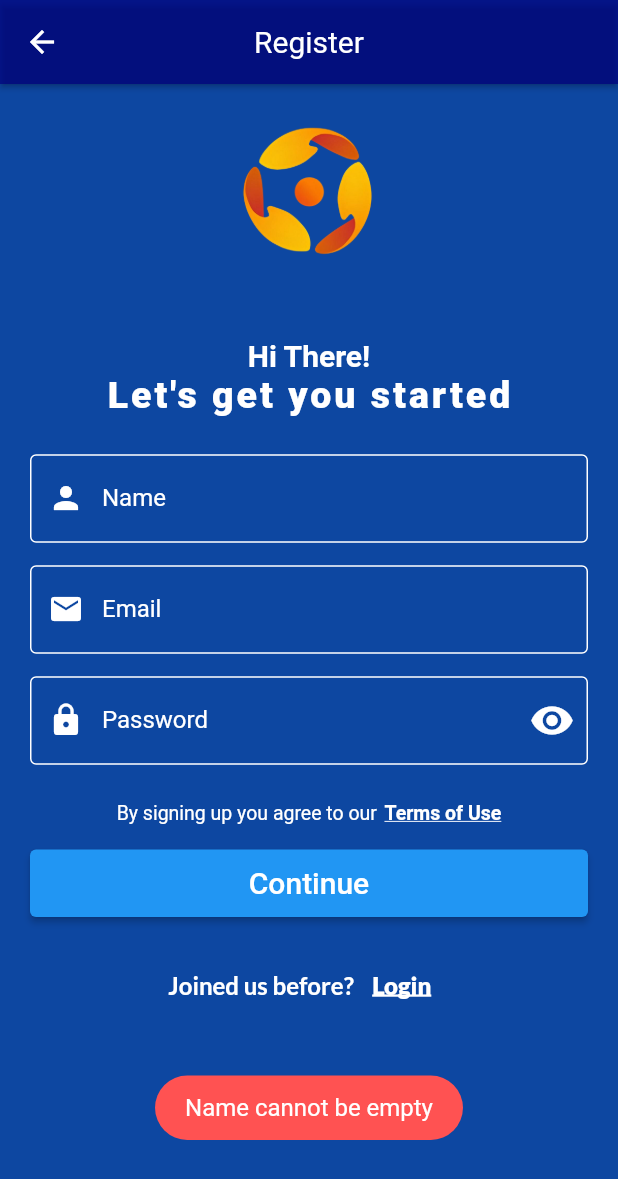
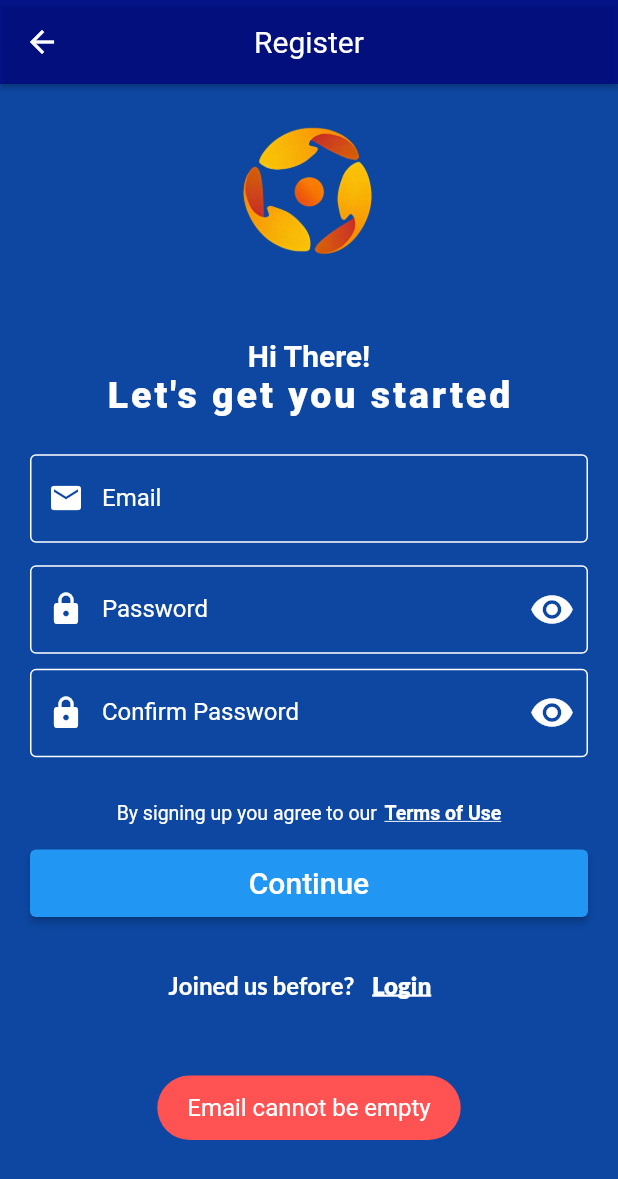
Before and after one commit to jasi341/major_project, a Flutter app: the SignUp screen opened directly, after a tap on "Continue", on a phone screen of 412 x 824 dp. Shown: the top 1179 px of the screen. Run offline on Flutter 3.47's test engine with Material 2 defaults, Android fonts, the phone set to English and light mode, and no system bars; our stand-ins replace cloud_firestore, firebase_auth, firebase_core, firebase_storage, fluttertoast, google_fonts and 3 more; accounts and stored records are empty.

Commit message:
login,registration,and updating flow done

```diff
--- a/lib/api/firestore_utils.dart
+++ b/lib/api/firestore_utils.dart
@@ -1,12 +1,13 @@
 import 'package:cloud_firestore/cloud_firestore.dart';
 import 'package:fluttertoast/fluttertoast.dart';
+import 'package:major_project/api/apis.dart';
 import 'package:major_project/data/Collections.dart';
 import '../data/User.dart';
 
 class FireStoreUtils {
   static Future<void> uploadUserInfo(UserDetails userDetails,String path) async {
     try {
-      final userDocRef = FirebaseFirestore.instance.collection(path).doc();
+      final userDocRef = FirebaseFirestore.instance.collection(path).doc(APIs.auth.currentUser!.uid);
       await userDocRef.set(userDetails.toMap());
       Fluttertoast.showToast(
           msg: 'Data saved successfully',
--- a/lib/data/User.dart
+++ b/lib/data/User.dart
@@ -3,14 +3,12 @@ class UserDetails {
   final String name ;
   final String email;
   final String profilePic;
-  final String uid;
   final String? lastSeen;
 
   UserDetails({
     required this.name,
     required this.email,
     required this.profilePic,
-    required this.uid,
      this.lastSeen,
   });
 
@@ -19,14 +17,13 @@ class UserDetails {
       name: map['name'],
       email: map['email'],
       profilePic: map['profilePic'],
-      uid: map['uid'],
       lastSeen: map['lastSeen'],
     );
   }
 
   @override
   String toString() {
-    return 'UserDetails{name: $name, email: $email, profilePic: $profilePic, uid: $uid, lastSeen: $lastSeen}';
+    return 'UserDetails{name: $name, email: $email, profilePic: $profilePic, lastSeen: $lastSeen}';
   }
 
   Map<String, dynamic> toMap() {
@@ -34,7 +31,6 @@ class UserDetails {
       'name': name,
       'email': email,
       'profilePic': profilePic,
-      'uid': uid,
       'lastSeen': lastSeen,
     };
   }
--- a/lib/screens/auth/forgotpassword.dart
+++ b/lib/screens/auth/forgotpassword.dart
@@ -134,7 +134,7 @@ class _ForgotPasswordState extends State<ForgotPassword> {
     }
     else{
       APIs.auth.sendPasswordResetEmail(email: _emailController.text.trim());
-      Dialogs.showProgressBar(context, Colors.blue);
+      Dialogs.showProgressBar(context, Colors.blue, "Sending reset link");
 
 
       Future.delayed(const Duration(seconds: 3), () {
--- a/lib/screens/auth/login.dart
+++ b/lib/screens/auth/login.dart
@@ -36,7 +36,8 @@ class _LoginState extends State<Login> {
   _handleGoogleBtnClick(){
     Dialogs.showProgressBar(
         context,
-        Colors.blueAccent
+        Colors.blueAccent,
+        "Logging in...",
     );
     _signInWithGoogle().then((user){
       Navigator.pop(context);
@@ -46,7 +47,6 @@ class _LoginState extends State<Login> {
             name: APIs.auth.currentUser!.displayName!,
             email: APIs.auth.currentUser!.email!,
             profilePic: APIs.auth.currentUser!.photoURL!,
-            uid: APIs.auth.currentUser!.uid,
         );
         FireStoreUtils.uploadUserInfo(userDetails,CollectionsConst.userCollection);
         Navigator.pushReplacement(
@@ -372,7 +372,7 @@ class _LoginState extends State<Login> {
 
     }
     else{
-      Dialogs.showProgressBar(context, Colors.lightGreen);
+      Dialogs.showProgressBar(context, Colors.lightGreen, "Logging in");
       try{
 
         final email =_emailController.text.trim();
--- a/lib/screens/auth/signup.dart
+++ b/lib/screens/auth/signup.dart
@@ -1,4 +1,3 @@
-import 'dart:developer';
 
 import 'package:firebase_auth/firebase_auth.dart';
 import 'package:flutter/material.dart';
@@ -6,11 +5,10 @@ import 'package:flutter/services.dart';
 import 'package:fluttertoast/fluttertoast.dart';
 import 'package:google_fonts/google_fonts.dart';
 import 'package:major_project/nav_anim/login_nav_anim.dart';
-import 'package:major_project/nav_anim/register_nav_anim.dart';
 import 'package:major_project/nav_anim/userprofile_nav_anim.dart';
 import 'package:major_project/screens/auth/login.dart';
 import 'package:major_project/screens/tnc/terms_and_conditions.dart';
-import 'package:major_project/screens/user_profile.dart';
+import 'package:major_project/screens/register_user_profile.dart';
 import '../../api/apis.dart';
 import '../../helper/dialogs.dart';
 import '../../main.dart';
@@ -25,9 +23,10 @@ class SignUp extends StatefulWidget {
 class _SignUpState extends State<SignUp> {
 
   bool _obscureText = true;
+  bool _obscureTextConfirm = true;
   final _passwordController = TextEditingController();
   final _emailController = TextEditingController();
-  final _nameController = TextEditingController();
+  final _confirmPasswordController = TextEditingController();
   final emailRegex = RegExp(r'^[\w-.]+@([\w-]+\.)+[\w-]{2,4}$');
 
 
@@ -35,8 +34,6 @@ class _SignUpState extends State<SignUp> {
   @override
   Widget build(BuildContext context) {
     mq = MediaQuery.of(context).size;
-
-    //make the status bar transparent
 
     SystemChrome.setSystemUIOverlayStyle(const SystemUiOverlayStyle(
       statusBarColor: Colors.transparent,
@@ -79,32 +76,6 @@ class _SignUpState extends State<SignUp> {
             Padding(
               padding: const EdgeInsets.symmetric(horizontal: 20.0),
               child: TextField(
-                controller: _nameController,
-                style: GoogleFonts.robotoSerif(color: Colors.white),
-                cursorColor: Colors.white,
-                keyboardType: TextInputType.name,
-                maxLines: 1,
-                textInputAction: TextInputAction.next,
-                decoration: InputDecoration(
-                  labelText: 'Name',
-                  prefixIcon: const Icon(Icons.person,color: Colors.white,),
-                  labelStyle: GoogleFonts.robotoSerif(color: Colors.white),
-                  border:  const OutlineInputBorder(
-                    borderSide: BorderSide(color: Colors.white),
-                  ),
-                  focusedBorder: const OutlineInputBorder(
-                    borderSide: BorderSide(color: Colors.green),
-                  ),
-                  enabledBorder: const OutlineInputBorder(
-                    borderSide: BorderSide(color: Colors.white),
-                  ),
-                ),
-              ),
-            ),
-            const SizedBox(height: 15,),
-            Padding(
-              padding: const EdgeInsets.symmetric(horizontal: 20.0),
-              child: TextField(
                 maxLines: 1,
                 controller: _emailController,
                 style: GoogleFonts.robotoSerif(color: Colors.white),
@@ -133,13 +104,10 @@ class _SignUpState extends State<SignUp> {
               child: TextField(
                 controller: _passwordController,
                 maxLines: 1,
-                textInputAction: TextInputAction.done,
+                textInputAction: TextInputAction.next,
                 style: GoogleFonts.robotoSerif(color: Colors.white),
                 cursorColor: Colors.white,
                 obscureText: _obscureText,
-                onSubmitted: (value) {
-                  validate();
-                },
                 decoration: InputDecoration(
                   labelText: 'Password',
                   prefixIcon: const Icon(Icons.lock,color: Colors.white,),
@@ -168,6 +136,46 @@ class _SignUpState extends State<SignUp> {
               ),
             ),
             const SizedBox(height: 10,),
+            Padding(
+              padding: const EdgeInsets.symmetric(horizontal: 20.0),
+              child: TextField(
+                controller: _confirmPasswordController,
+                maxLines: 1,
+                textInputAction: TextInputAction.done,
+                style: GoogleFonts.robotoSerif(color: Colors.white),
+                cursorColor: Colors.white,
+                obscureText: _obscureTextConfirm,
+                onSubmitted: (value) {
+                  validate();
+                },
+                decoration: InputDecoration(
+                  labelText: 'Confirm Password',
+                  prefixIcon: const Icon(Icons.lock,color: Colors.white,),
+                  suffixIcon: GestureDetector(
+                      onTap: (){
+                        setState(() {
+                          _obscureTextConfirm = !_obscureTextConfirm;
+                        });
+                      },
+                      child: Icon(
+                        _obscureTextConfirm ? Icons.visibility : Icons.visibility_off,color: Colors.white,size: 30,
+                      )
+                  ),
+                  labelStyle: GoogleFonts.robotoSerif(color: Colors.white),
+                  border:  const OutlineInputBorder(
+                    borderSide: BorderSide(color: Colors.white),
+                  ),
+                  focusedBorder: const OutlineInputBorder(
+                    borderSide: BorderSide(color: Colors.green),
+                  ),
+                  enabledBorder: const OutlineInputBorder(
+                    borderSide: BorderSide(color: Colors.white),
+                  ),
+
+                ),
+              ),
+            ),
+            const SizedBox(height: 15,),
             const SizedBox(height: 15,),
             Row(
               mainAxisAlignment: MainAxisAlignment.center,
@@ -257,18 +265,7 @@ class _SignUpState extends State<SignUp> {
   }
 
   Future<void> validate() async {
-    if(_nameController.text.trim().isEmpty){
-      Fluttertoast.showToast(
-        msg: "Name cannot be empty",
-        toastLength: Toast.LENGTH_SHORT,
-        gravity: ToastGravity.BOTTOM,
-        timeInSecForIosWeb: 1,
-        backgroundColor: Colors.redAccent,
-        textColor: Colors.white,
-        fontSize: 16.0,
-      );
-    }
-    else if(_emailController.text.trim().isEmpty){
+     if(_emailController.text.trim().isEmpty){
       Fluttertoast.showToast(
         msg: "Email cannot be empty",
         toastLength: Toast.LENGTH_SHORT,
@@ -290,6 +287,17 @@ class _SignUpState extends State<SignUp> {
         fontSize: 16.0,
       );
     }
+     else if(_confirmPasswordController.text.isEmpty){
+       Fluttertoast.showToast(
+         msg: "Confirm Password is required",
+         toastLength: Toast.LENGTH_SHORT,
+         gravity: ToastGravity.BOTTOM,
+         timeInSecForIosWeb: 1,
+         backgroundColor: Colors.redAccent,
+         textColor: Colors.white,
+         fontSize: 16.0,
+       );
+     }
     else if(_passwordController.text.length<6){
       Fluttertoast.showToast(
         msg: "Password must be at least 6 characters long",
@@ -317,34 +325,33 @@ class _SignUpState extends State<SignUp> {
       );
 
     }
+    else if(_passwordController.text.toString() != _confirmPasswordController.text.toString()) {
+       ScaffoldMessenger.of(context).showSnackBar(
+         SnackBar(
+           content: const Text("Password and Confirm Password must be same"),
+           duration: const Duration(seconds: 3),
+           backgroundColor: Colors.redAccent,
+           behavior: SnackBarBehavior.floating,
+           shape: RoundedRectangleBorder(
+             borderRadius: BorderRadius.circular(5),
+           ),
+           margin: const EdgeInsets.only(bottom: 10, left: 10, right: 10),
+           padding: const EdgeInsets.symmetric(vertical: 10, horizontal: 20),
+         ),
+       );
+     }
     else{
-      Dialogs.showProgressBar(context, Colors.lightGreen);
+      Dialogs.showProgressBar(context, Colors.lightGreen, "Creating Account");
       try{
 
         final email =_emailController.text.trim();
         final password = _passwordController.text;
         await APIs.auth.createUserWithEmailAndPassword(email: email, password: password);
-        await APIs.auth.currentUser!.updateDisplayName(_nameController.text);
-
-       //ASSIGN THE PHOTO URL AS NULL
-        await APIs.auth.currentUser!.updatePhotoURL(null);
 
         if(mounted) {
-          log('user name ${_nameController.text}');
-          log('${APIs.auth.currentUser}');
-
-
-          Fluttertoast.showToast(
-            msg: "User info ${APIs.auth.currentUser?.displayName}",
-            toastLength: Toast.LENGTH_SHORT,
-            gravity: ToastGravity.BOTTOM,
-            timeInSecForIosWeb: 1,
-            textColor: Colors.white,
-            fontSize: 16.0,
-          );
           Navigator.pop(context);
           Navigator.pushReplacement(context,
-              UserprofileNavAnim( builder: (context) =>  ProfileScreen()));
+              UserprofileNavAnim( builder: (context) =>  RegistrationProfileScreen()));
         }
 
       }on FirebaseAuthException catch(e){
--- a/pubspec.yaml
+++ b/pubspec.yaml
@@ -21,6 +21,7 @@ dependencies:
   image_picker: ^0.8.4+4
   cloud_firestore: ^4.8.0
   intl: ^0.17.0
+  firebase_storage: ^11.2.2
 
 dev_dependencies:
   flutter_test:
```
Also changed, not shown: lib/helper/dialogs.dart (+18 -4 lines), lib/main.dart (+3 -7 lines), lib/screens/home_screen.dart (+2 -5 lines), lib/screens/update_profile_screen.dart (renamed from lib/screens/user_profile.dart, +103 -48 lines), pubspec.lock, 1 other file.
